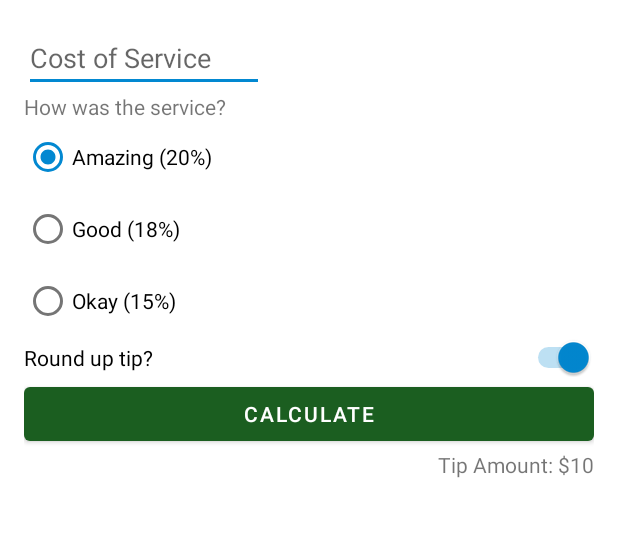
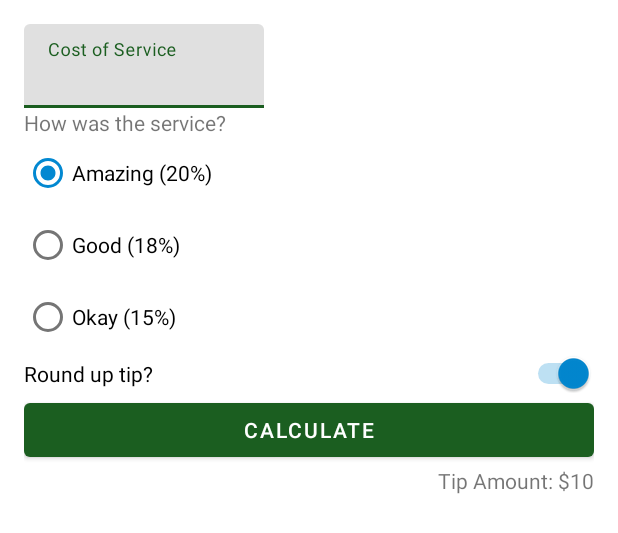
Before and after one commit to dijoncavalcante/tip-time, an Android app: the layout activity_main.xml on its own in the app's theme, with its tools: preview values and no code run, on a phone screen of 412 x 824 dp. Shown: the top 533 px of the screen. Run offline under Robolectric (Android 15) with nearby library versions, the phone set to English and light mode, and no system bars.

Commit message:
feature mdc: Add material design components on project

```diff
--- a/app/build.gradle
+++ b/app/build.gradle
@@ -46,5 +46,5 @@ dependencies {
     androidTestImplementation 'androidx.test.ext:junit:1.1.2'
     androidTestImplementation 'androidx.test.espresso:espresso-core:3.3.0'
 
-    implementation 'com.google.android.material:material:1.2.0'
+    //implementation 'com.google.android.material:material:1.2.0'
 }
--- a/app/src/main/java/com/dijon/tiptime/MainActivity.kt
+++ b/app/src/main/java/com/dijon/tiptime/MainActivity.kt
@@ -20,7 +20,7 @@ class MainActivity : AppCompatActivity() {
 
     @SuppressLint("StringFormatInvalid")
     fun calculateTip() {
-        val stringInTextField = binding.costOfService.text.toString()
+        val stringInTextField = binding.costOfServiceEditText.text.toString()
         val cost = stringInTextField.toDoubleOrNull()
         if (cost == null) {
             binding.tipResult.text = ""
--- a/app/src/main/res/layout/activity_main.xml
+++ b/app/src/main/res/layout/activity_main.xml
@@ -7,14 +7,23 @@
     android:padding="16dp"
     tools:context=".MainActivity">
 
-    <EditText
+    <com.google.android.material.textfield.TextInputLayout
         android:id="@+id/cost_of_service"
         android:layout_width="160dp"
         android:layout_height="wrap_content"
         android:hint="@string/cost_of_service"
-        android:inputType="numberDecimal"
         app:layout_constraintStart_toStartOf="parent"
-        app:layout_constraintTop_toTopOf="parent" />
+        app:layout_constraintTop_toTopOf="parent">
+
+
+        <com.google.android.material.textfield.TextInputEditText
+            android:id="@+id/cost_of_service_edit_text"
+            android:layout_width="match_parent"
+            android:layout_height="wrap_content"
+            android:inputType="numberDecimal" />
+
+    </com.google.android.material.textfield.TextInputLayout>
+
 
     <TextView
         android:id="@+id/service_question"
```
